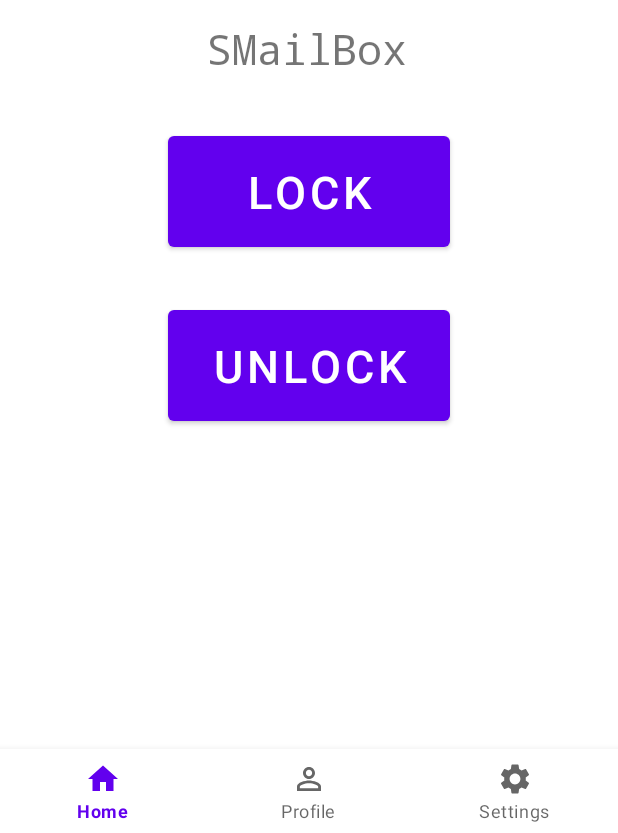
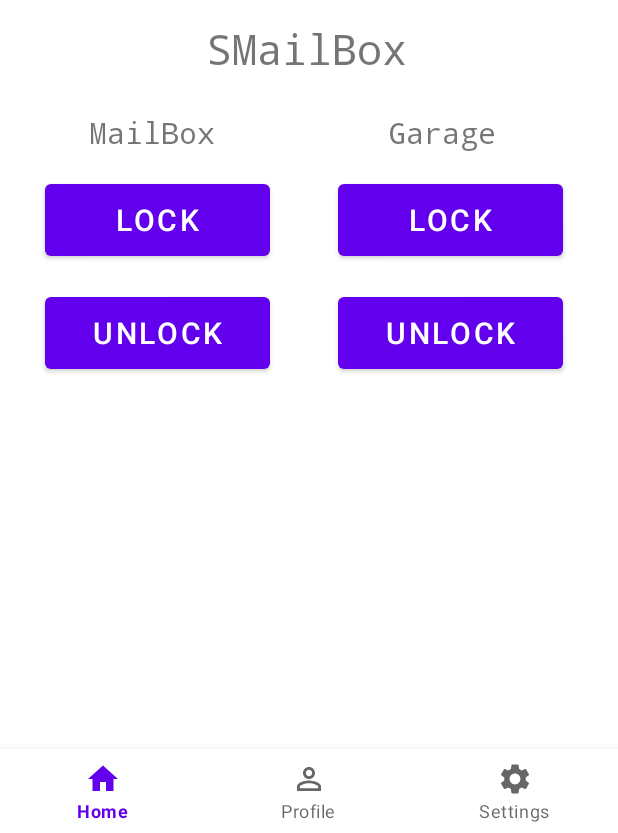
Before and after one commit to mynamehanul/Smail-Box-Application, an Android app: the USPSHomeActivity screen opened directly, with no data from a screen before it, on a phone screen of 412 x 824 dp, the part 403-1236 px from its top. Run offline under Robolectric (Android 15) with nearby library versions, the phone set to English and light mode, and no system bars.

Commit message:
Kim
PAGES
+ Updated the USPS page with the Garage buttons

```diff
--- a/app/src/main/java/com/example/smail_box_application/MainActivity.java
+++ b/app/src/main/java/com/example/smail_box_application/MainActivity.java
@@ -33,7 +33,6 @@ public class MainActivity extends AppCompatActivity {
             public void onClick(View v) {
                 makeNotification("User accessed to mailbox");
                 startActivity(new Intent(getApplicationContext(), HomeActivity.class));
-                finish();
             }
         });
 
@@ -42,7 +41,6 @@ public class MainActivity extends AppCompatActivity {
             public void onClick(View v) {
                 makeNotification("USPS accessed to mailbox");
                 startActivity(new Intent(getApplicationContext(), USPSHomeActivity.class));
-                //finish();
             }
         });
 
@@ -59,7 +57,7 @@ public class MainActivity extends AppCompatActivity {
 
         Intent intent = new Intent(getApplicationContext(), NotificationActivity.class);    // new notification open directly to Notification page
         intent.addFlags(Intent.FLAG_ACTIVITY_CLEAR_TOP);
-        intent.putExtra("data","Some value to passed here");
+        intent.putExtra("notificationData","contentText");
 
         PendingIntent pendingIntent = PendingIntent.getActivity(getApplicationContext(), 0, intent, PendingIntent.FLAG_IMMUTABLE);
         builder.setContentIntent(pendingIntent);
--- a/app/src/main/java/com/example/smail_box_application/NotificationActivity.java
+++ b/app/src/main/java/com/example/smail_box_application/NotificationActivity.java
@@ -17,8 +17,7 @@ public class NotificationActivity extends AppCompatActivity {
         super.onCreate(savedInstanceState);
         setContentView(R.layout.activity_notification);
         textView = findViewById(R.id.textNotificationData);
-        String data = getIntent().getStringExtra("data");
-        textView.setText(data);
+        textView.setText(getIntent().getStringExtra("notificationData"));
 
         BottomNavigationView bottomNavigationView = findViewById(R.id.bottomNavigationView);
         bottomNavigationView.setSelectedItemId(R.id.Home);
--- a/app/src/main/java/com/example/smail_box_application/ProfileActivity.java
+++ b/app/src/main/java/com/example/smail_box_application/ProfileActivity.java
@@ -67,7 +67,7 @@ public class ProfileActivity extends AppCompatActivity {
 
         Intent intent = new Intent(getApplicationContext(), NotificationActivity.class);    // new notification open directly to Notification page
         intent.addFlags(Intent.FLAG_ACTIVITY_CLEAR_TOP);
-        intent.putExtra("data","Some value to passed here");
+        intent.putExtra("notificationData","contentText");
 
         PendingIntent pendingIntent = PendingIntent.getActivity(getApplicationContext(), 0, intent, PendingIntent.FLAG_IMMUTABLE);
         builder.setContentIntent(pendingIntent);
--- a/app/src/main/java/com/example/smail_box_application/USPSHomeActivity.java
+++ b/app/src/main/java/com/example/smail_box_application/USPSHomeActivity.java
@@ -25,15 +25,25 @@ public class USPSHomeActivity extends AppCompatActivity {
         super.onCreate(savedInstanceState);
         setContentView(R.layout.activity_usps);
 
-        Button lock = findViewById(R.id.uspslockbutton);
-        Button unlock = findViewById(R.id.uspsunlockbutton);
+        Button maillock = findViewById(R.id.uspsmaillockbutton);
+        Button mailunlock = findViewById(R.id.uspsmailunlockbutton);
+        Button garagelock = findViewById(R.id.uspsgaragelockbutton);
+        Button garageunlock = findViewById(R.id.uspsgarageunlockbutton);
 
-        lock.setOnClickListener(v -> {
+        maillock.setOnClickListener(v -> {
             makeNotification("USPS locked your mailbox!");
         });
 
-        unlock.setOnClickListener(v -> {
+        mailunlock.setOnClickListener(v -> {
             makeNotification("USPS unlocked your mailbox!");
+        });
+
+        garagelock.setOnClickListener(v -> {
+            makeNotification("USPS locked your garage!");
+        });
+
+        garageunlock.setOnClickListener(v -> {
+            makeNotification("USPS unlocked your garage!");
         });
 
 
--- a/app/src/main/res/layout/activity_usps.xml
+++ b/app/src/main/res/layout/activity_usps.xml
@@ -6,7 +6,6 @@
     android:layout_width="match_parent"
     android:layout_height="match_parent"
     tools:context=".USPSHomeActivity">
-
 
     <ImageView
         android:id="@+id/smailBoxLogo"
@@ -44,31 +43,87 @@
         app:layout_constraintTop_toTopOf="parent"
         app:layout_constraintVertical_bias="0.34" />
 
-    <Button
-        android:id="@+id/uspslockbutton"
-        android:layout_width="188dp"
-        android:layout_height="86dp"
+    <TextView
+        android:id="@+id/smailBoxText2"
+        android:layout_width="wrap_content"
+        android:layout_height="32dp"
         android:layout_below="@+id/smailBoxText"
         android:layout_alignParentStart="true"
-        android:layout_marginStart="112dp"
-        android:layout_marginTop="30dp"
-        android:text="Lock"
-        android:textSize="30sp"
-        app:layout_constraintBottom_toTopOf="@+id/uspsunlockbutton"
-        app:layout_constraintStart_toStartOf="@+id/uspsunlockbutton" />
+        android:layout_marginStart="59dp"
+        android:layout_marginTop="20dp"
+        android:fontFamily="monospace"
+        android:text="MailBox"
+        android:textSize="20dp"
+        app:autoSizeTextType="uniform"
+        app:layout_constraintBottom_toBottomOf="parent"
+        app:layout_constraintHorizontal_bias="0.498"
+        app:layout_constraintLeft_toLeftOf="parent"
+        app:layout_constraintRight_toRightOf="parent"
+        app:layout_constraintTop_toTopOf="parent"
+        app:layout_constraintVertical_bias="0.34" />
+
+    <TextView
+        android:id="@+id/smailBoxText3"
+        android:layout_width="wrap_content"
+        android:layout_height="32dp"
+        android:layout_below="@+id/smailBoxText"
+        android:layout_marginStart="115dp"
+        android:layout_marginTop="20dp"
+        android:layout_toEndOf="@+id/smailBoxText2"
+        android:fontFamily="monospace"
+        android:text="Garage"
+        android:textSize="20dp"
+        app:autoSizeTextType="uniform" />
 
     <Button
-        android:id="@+id/uspsunlockbutton"
-        android:layout_width="188dp"
-        android:layout_height="86dp"
-        android:layout_below="@+id/uspslockbutton"
+        android:id="@+id/uspsmaillockbutton"
+        android:layout_width="150dp"
+        android:layout_height="60dp"
+        android:layout_below="@+id/smailBoxText2"
         android:layout_alignParentStart="true"
-        android:layout_marginStart="112dp"
-        android:layout_marginTop="30dp"
+        android:layout_marginStart="30dp"
+        android:layout_marginTop="10dp"
+        android:text="Lock"
+        android:textSize="20sp"
+        app:layout_constraintBottom_toTopOf="@+id/uspsmailunlockbutton"
+        app:layout_constraintStart_toStartOf="@+id/uspsmailunlockbutton" />
+
+    <Button
+        android:id="@+id/uspsgaragelockbutton"
+        android:layout_width="150dp"
+        android:layout_height="60dp"
+        android:layout_below="@+id/smailBoxText2"
+        android:layout_marginStart="45dp"
+        android:layout_marginTop="10dp"
+        android:layout_toEndOf="@+id/uspsmaillockbutton"
+        android:text="Lock"
+        android:textSize="20sp"
+        app:layout_constraintBottom_toTopOf="@+id/uspsmailunlockbutton"
+        app:layout_constraintStart_toStartOf="@+id/uspsmailunlockbutton" />
+
+    <Button
+        android:id="@+id/uspsmailunlockbutton"
+        android:layout_width="150dp"
+        android:layout_height="60dp"
+        android:layout_below="@+id/uspsmaillockbutton"
+        android:layout_alignParentStart="true"
+        android:layout_marginStart="30dp"
+        android:layout_marginTop="15dp"
         android:text="Unlock"
-        android:textSize="30sp"
+        android:textSize="20sp"
         app:layout_constraintTop_toTopOf="parent" />
 
+    <Button
+        android:id="@+id/uspsgarageunlockbutton"
+        android:layout_width="150dp"
+        android:layout_height="60dp"
+        android:layout_below="@+id/uspsmaillockbutton"
+        android:layout_marginStart="45dp"
+        android:layout_marginTop="15dp"
+        android:layout_toEndOf="@+id/uspsmailunlockbutton"
+        android:text="Unlock"
+        android:textSize="20sp"
+        app:layout_constraintTop_toTopOf="parent" />
 
     <FrameLayout
         android:layout_width="0dp"
```
Also changed, not shown: app/src/main/res/layout/activity_home.xml (+9 -9 lines), app/src/main/res/layout/activity_notification.xml (+1 -10 lines), app/src/main/res/layout/activity_profile.xml (+38 -38 lines).
